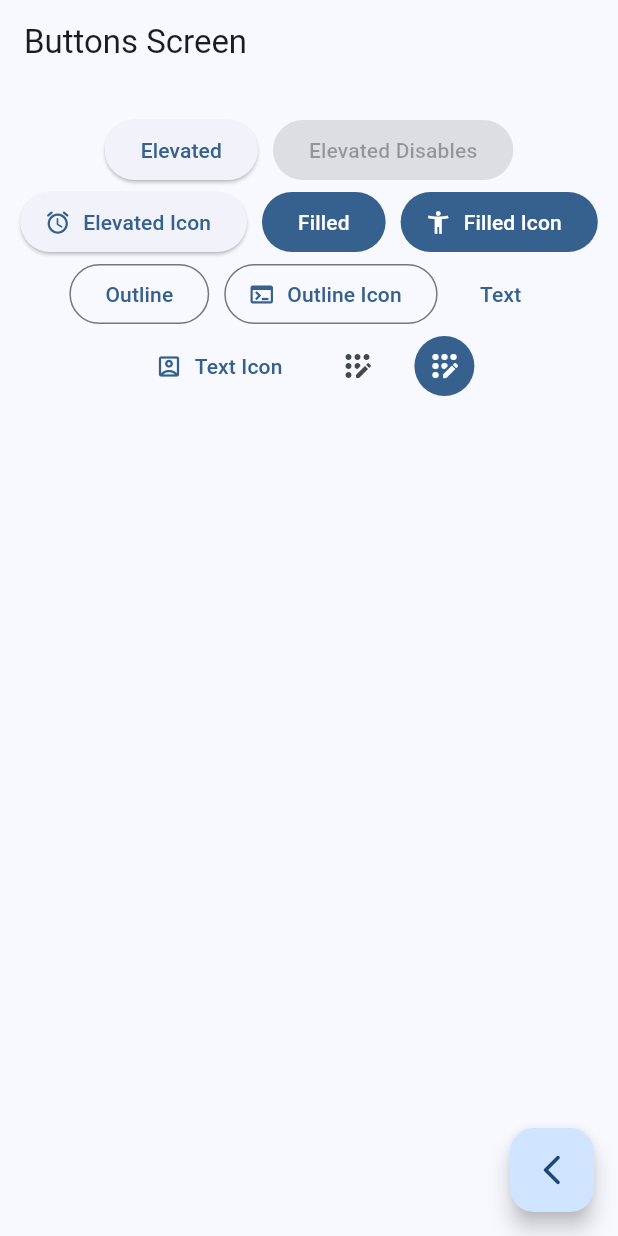
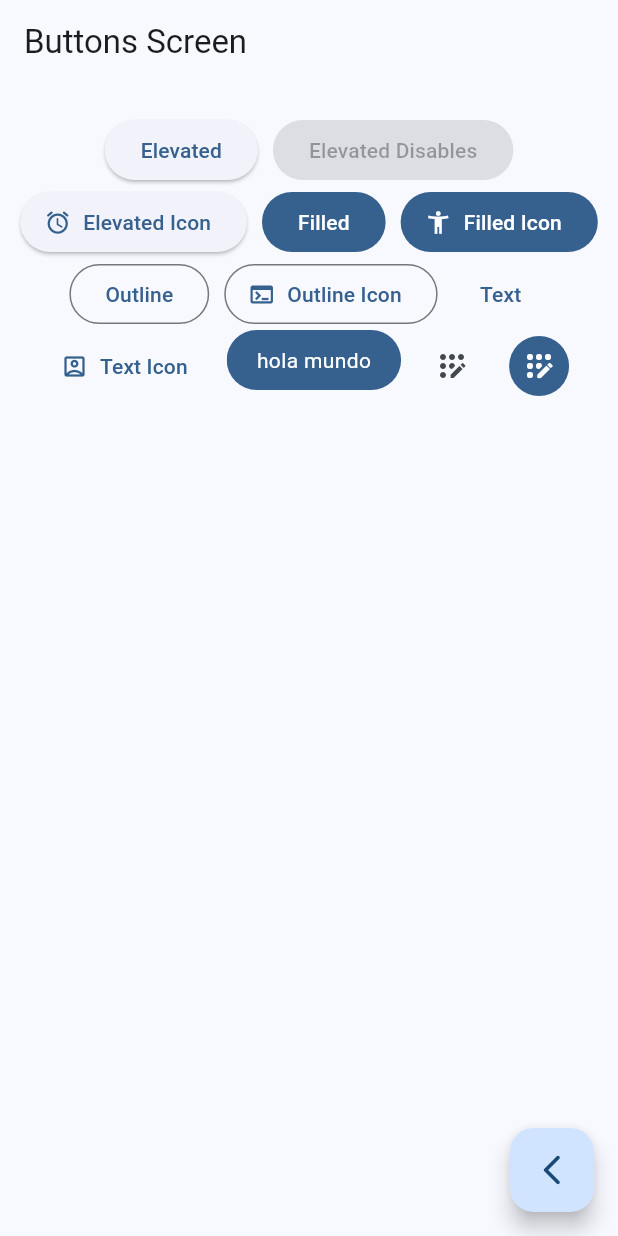
Before and after one commit to santiagomillan/widgets_app, a Flutter app: the ButtonsScreen screen opened by its route, on a phone screen of 412 x 824 dp. Run offline on Flutter 3.47's test engine with Material 3 defaults, Android fonts, the phone set to English and light mode, and no system bars; our stand-ins replace go_router.

Commit message:
Buttons Screen finish

```diff
--- a/lib/presentation/screens/buttons/buttons_screen.dart
+++ b/lib/presentation/screens/buttons/buttons_screen.dart
@@ -61,6 +61,7 @@ class _ButtonsView extends StatelessWidget {
                 icon: const Icon(Icons.account_box_outlined),
                 label: const Text('Text Icon')),
             //Todo Custome buttos
+            const CustomeButton(),
 
             IconButton(
                 onPressed: () {},
@@ -79,3 +80,25 @@ class _ButtonsView extends StatelessWidget {
     );
   }
 }
+
+class CustomeButton extends StatelessWidget {
+  const CustomeButton({super.key});
+
+  @override
+  Widget build(BuildContext context) {
+    final colors = Theme.of(context).colorScheme;
+    return ClipRRect(
+      borderRadius: BorderRadius.circular(20),
+      child: Material(
+        color: colors.primary,
+        child: InkWell(
+          onTap: () {},
+          child: const Padding(
+            padding: EdgeInsets.symmetric(horizontal: 20, vertical: 10),
+            child: Text("hola mundo", style: TextStyle(color: Colors.white)),
+          ),
+        ),
+      ),
+    );
+  }
+}
```
